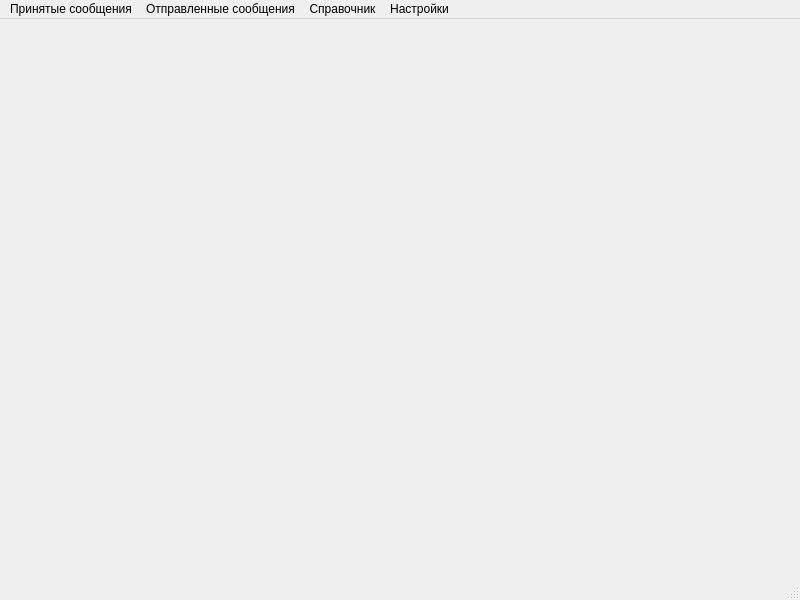
Qt form regMail/mainwindow.ui (bazunaka/reg_mail) before a commit.
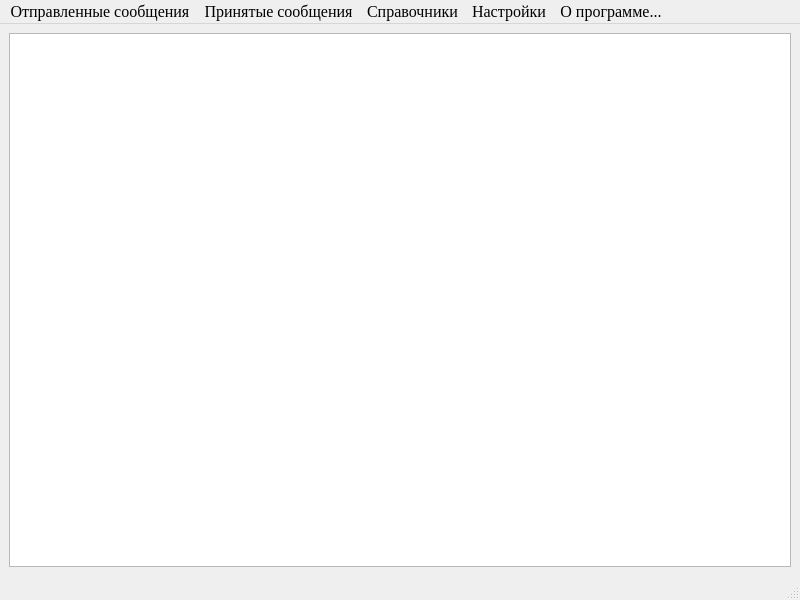
The same form after that commit.

What changed in the file:
```diff
--- a/regMail/mainwindow.ui
+++ b/regMail/mainwindow.ui
@@ -16,33 +16,45 @@
     <height>600</height>
    </size>
   </property>
+  <property name="font">
+   <font>
+    <family>Times New Roman</family>
+    <pointsize>12</pointsize>
+   </font>
+  </property>
   <property name="windowTitle">
    <string>Регистрация ЭП Цитрин</string>
   </property>
-  <widget class="QWidget" name="centralwidget"/>
-  <widget class="QMenuBar" name="menubar">
+  <widget class="QWidget" name="centralwidget">
+   <layout class="QVBoxLayout" name="verticalLayout">
+    <item>
+     <widget class="QTableView" name="tableView"/>
+    </item>
+   </layout>
+  </widget>
+  <widget class="QStatusBar" name="statusbar"/>
+  <widget class="QMenuBar" name="menuBar">
    <property name="geometry">
     <rect>
      <x>0</x>
      <y>0</y>
      <width>800</width>
-     <height>22</height>
+     <height>21</height>
     </rect>
    </property>
    <widget class="QMenu" name="menu">
     <property name="title">
-     <string>Принятые сообщения</string>
-    </property>
-    <addaction name="actionvb"/>
-   </widget>
-   <widget class="QMenu" name="menu_2">
-    <property name="title">
      <string>Отправленные сообщения</string>
     </property>
    </widget>
+   <widget class="QMenu" name="menu_2">
+    <property name="title">
+     <string>Принятые сообщения</string>
+    </property>
+   </widget>
    <widget class="QMenu" name="menu_3">
     <property name="title">
-     <string>Справочник</string>
+     <string>Справочники</string>
     </property>
    </widget>
    <widget class="QMenu" name="menu_4">
@@ -50,13 +62,20 @@
      <string>Настройки</string>
     </property>
    </widget>
+   <widget class="QMenu" name="menu_5">
+    <property name="title">
+     <string>О программе...</string>
+    </property>
+    <addaction name="action"/>
+    <addaction name="action_Qt"/>
+   </widget>
    <addaction name="menu"/>
    <addaction name="menu_2"/>
    <addaction name="menu_3"/>
    <addaction name="menu_4"/>
+   <addaction name="menu_5"/>
   </widget>
-  <widget class="QStatusBar" name="statusbar"/>
-  <action name="actionvb">
+  <action name="action">
    <property name="text">
     <string>vb</string>
    </property>
```
Left out of the diff: 7 changed lines with no effect on the pictures.
